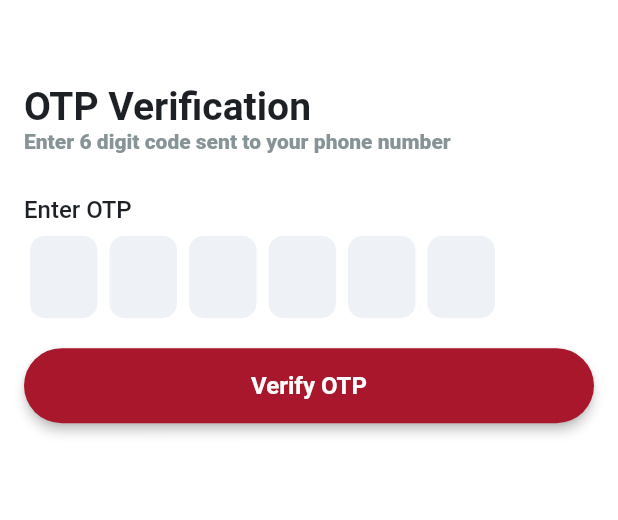
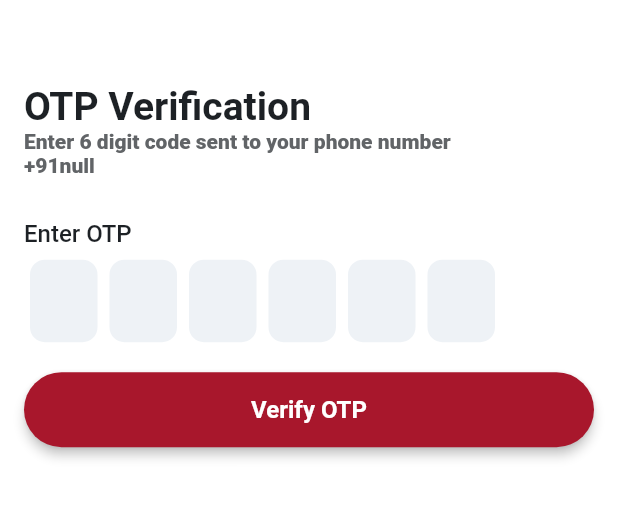
Before and after one commit to shikhaji/PRETEAM-VIDEOCLASSES, a Flutter app: the OtpVerificationScreen screen opened directly, on a phone screen of 412 x 824 dp, the part 400-920 px from its top. Run offline on Flutter 3.47's test engine with Material 2 defaults, Android fonts, the phone set to English and light mode, and no system bars; drawn by our look-alikes of pin_code_text_field; our stand-ins replace bot_toast, carousel_slider, connectivity_plus, dio, firebase_auth, firebase_core and 8 more; missing offline and left inert: flutter_file_downloader, flutter_windowmanager, razorpay_flutter; accounts and stored records are empty; network calls fail; Roboto replaces fonts that are missing (Nunito_Sans).

Commit message:
changed the them

```diff
--- a/lib/utils/app_color.dart
+++ b/lib/utils/app_color.dart
@@ -10,7 +10,7 @@
     AppColor._();
 
     static const Color primaryColor = Color(0xFFa8172c);
-    static const Color primaryLightColor = Color(0xCAdad8d9);
+    static const Color primaryLightColor = Color(0xffa99b9b);
     static const Color drawerBackground = Color(0xffa99b9b);
     static const Color darkBlue = Color(0xFF0B204F);
     static const Color red = Color(0xffF41111);
--- a/lib/views/auth/otp_verification_screen.dart
+++ b/lib/views/auth/otp_verification_screen.dart
@@ -79,7 +79,10 @@ class _OtpVerificationScreenState extends State<OtpVerificationScreen>
             SizedBoxH6(),
             appText(
                 "Enter 6 digit code sent to your phone number",
-                style: AppTextStyle.subTitle),
+                style: AppTextStyle.alertSubtitle),
+            appText(
+                '+91${widget.arguments?.phoneNumber}',
+                style: AppTextStyle.alertSubtitle),
             SizedBoxH28(),
             appText("Enter OTP", style: AppTextStyle.lable),
             SizedBoxH8(),
--- a/lib/views/splash/welcome_screen.dart
+++ b/lib/views/splash/welcome_screen.dart
@@ -1,5 +1,6 @@
 import 'package:flutter/material.dart';
 import 'package:pr_team/views/auth/mobile_verification_screen.dart';
+import 'package:pr_team/views/auth/otp_verification_screen.dart';
 import 'package:sizer/sizer.dart';
 import '../../utils/app_assets.dart';
 import '../../utils/app_text_style.dart';
```
Also changed, not shown: lib/views/auth/signUp.dart (+32 -5 lines).
